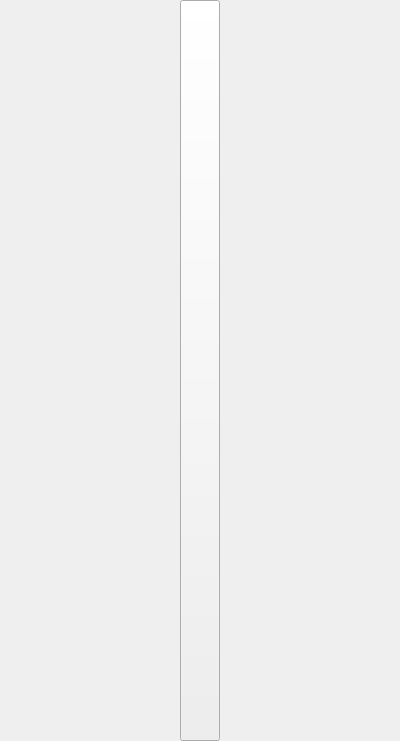
Before: the Qt Designer form classes/widget/dockwidget.ui in vlarry/configurator, drawn with Qt 5.
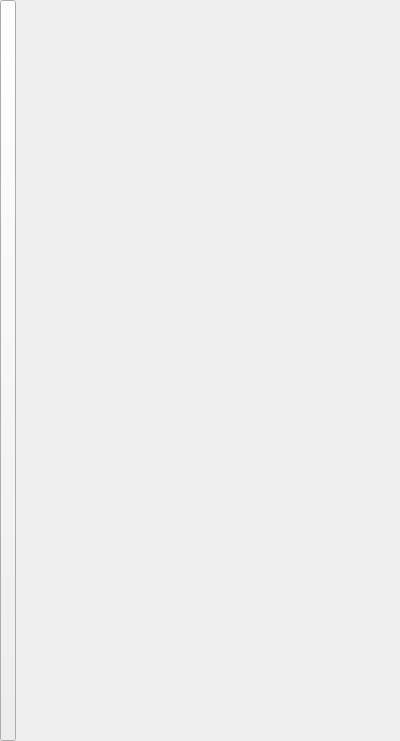
After: the same form once the commit is applied. Custom widgets are drawn as their Qt base class.

Commit message: Доработка виджета боковой панели (разворачивание/сворачивание, реакция на кнопку свернуть/развернуть); Доработка методов сохранения/чтения настроек программы для сохранения/ чтения настроек боковой панели (сделано пока под панель измерений).

What changed in the file:
```diff
--- a/classes/widget/dockwidget.ui
+++ b/classes/widget/dockwidget.ui
@@ -43,13 +43,52 @@
        <verstretch>0</verstretch>
       </sizepolicy>
      </property>
+     <property name="minimumSize">
+      <size>
+       <width>16</width>
+       <height>0</height>
+      </size>
+     </property>
+     <property name="maximumSize">
+      <size>
+       <width>16</width>
+       <height>16777215</height>
+      </size>
+     </property>
      <property name="text">
       <string/>
      </property>
     </widget>
    </item>
    <item>
-    <layout class="QGridLayout" name="gridLayoutContainer"/>
+    <widget class="QWidget" name="widgetContainer" native="true">
+     <property name="sizePolicy">
+      <sizepolicy hsizetype="Expanding" vsizetype="Expanding">
+       <horstretch>0</horstretch>
+       <verstretch>0</verstretch>
+      </sizepolicy>
+     </property>
+     <layout class="QVBoxLayout" name="verticalLayout">
+      <property name="spacing">
+       <number>0</number>
+      </property>
+      <property name="leftMargin">
+       <number>0</number>
+      </property>
+      <property name="topMargin">
+       <number>0</number>
+      </property>
+      <property name="rightMargin">
+       <number>0</number>
+      </property>
+      <property name="bottomMargin">
+       <number>0</number>
+      </property>
+      <item>
+       <layout class="QGridLayout" name="gridLayoutContainer"/>
+      </item>
+     </layout>
+    </widget>
    </item>
   </layout>
  </widget>
```
The commit also changes 4 other files.
